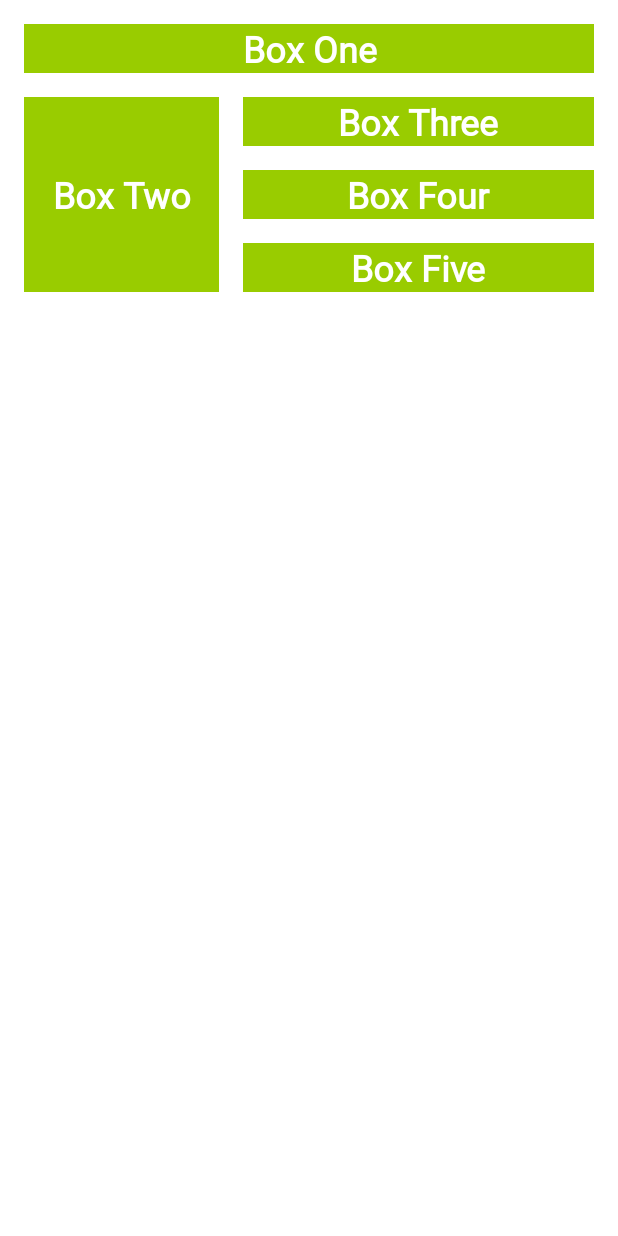
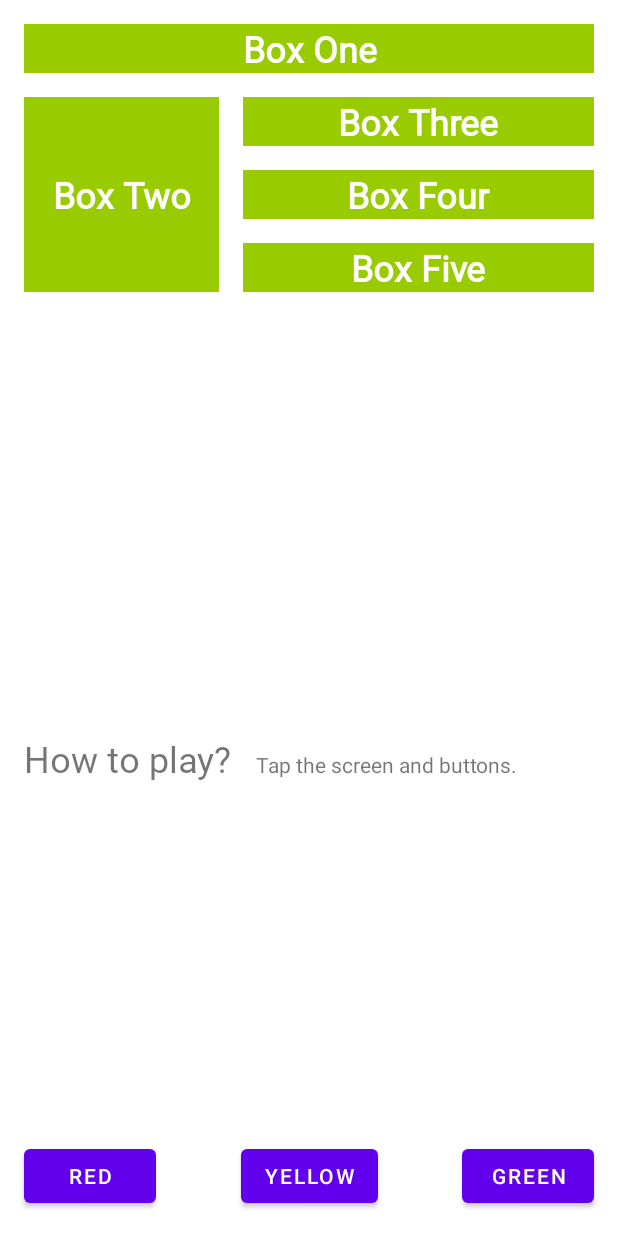
Before and after one commit to abubaker-cs/ColorMyViews-ND, an Android app: the layout activity_main.xml on its own in the app's theme, with its tools: preview values and no code run, on a phone screen of 412 x 824 dp. Run offline under Robolectric (Android 15) with nearby library versions, the phone set to English and light mode, and no system bars.

Commit message:
Project completed

```diff
--- a/app/src/main/java/org/abubaker/colormyviewsnd/MainActivity.kt
+++ b/app/src/main/java/org/abubaker/colormyviewsnd/MainActivity.kt
@@ -36,6 +36,9 @@ class MainActivity : AppCompatActivity() {
             binding.boxThreeText,
             binding.boxFourText,
             binding.boxFiveText,
+            binding.redButton,
+            binding.yellowButton,
+            binding.greenButton,
             binding.constraintLayout
         )
 
@@ -57,8 +60,13 @@ class MainActivity : AppCompatActivity() {
 
             // Android color resources = setBackgroundResource()
             binding.boxThreeText.id -> view.setBackgroundResource(android.R.color.holo_blue_light)
-            binding.boxFourText.id -> view.setBackgroundResource(android.R.color.holo_green_dark)
-            binding.boxFiveText.id -> view.setBackgroundResource(android.R.color.holo_blue_bright)
+            binding.boxFourText.id -> view.setBackgroundResource(android.R.color.holo_blue_dark)
+            binding.boxFiveText.id -> view.setBackgroundResource(android.R.color.holo_purple)
+
+            // Boxes using custom colors for background
+            binding.redButton.id -> binding.boxThreeText.setBackgroundResource(android.R.color.holo_red_dark)
+            binding.yellowButton.id -> binding.boxFourText.setBackgroundResource(android.R.color.holo_orange_dark)
+            binding.greenButton.id -> binding.boxFiveText.setBackgroundResource(android.R.color.holo_green_dark)
 
             // Default
             else -> view.setBackgroundColor(Color.LTGRAY)
--- a/app/src/main/res/layout/activity_main.xml
+++ b/app/src/main/res/layout/activity_main.xml
@@ -77,6 +77,65 @@
             app:layout_constraintStart_toEndOf="@+id/box_two_text"
             app:layout_constraintTop_toBottomOf="@+id/box_four_text" />
 
+        <TextView
+            android:id="@+id/label_text"
+            android:layout_width="0dp"
+            android:layout_height="wrap_content"
+            android:layout_marginStart="16dp"
+            android:fontFamily="@font/roboto"
+            android:text="@string/how_to_play"
+            android:textSize="24sp"
+            app:layout_constraintBaseline_toBaselineOf="@+id/info_text"
+            app:layout_constraintStart_toStartOf="parent" />
+
+        <TextView
+            android:id="@+id/info_text"
+            android:layout_width="0dp"
+            android:layout_height="wrap_content"
+            android:layout_marginStart="16dp"
+            android:layout_marginEnd="16dp"
+            android:text="@string/game_instructions"
+            app:layout_constraintBottom_toBottomOf="parent"
+            app:layout_constraintEnd_toEndOf="parent"
+            app:layout_constraintStart_toEndOf="@+id/label_text"
+            app:layout_constraintTop_toBottomOf="@+id/box_two_text"
+            app:layout_constraintVertical_bias=".5" />
+
+        <Button
+            android:id="@+id/red_button"
+            android:layout_width="wrap_content"
+            android:layout_height="wrap_content"
+            android:layout_marginStart="16dp"
+            android:text="@string/button_red"
+            app:layout_constraintBaseline_toBaselineOf="@+id/yellow_button"
+            app:layout_constraintEnd_toStartOf="@+id/yellow_button"
+            app:layout_constraintHorizontal_bias="0.5"
+            app:layout_constraintHorizontal_chainStyle="spread_inside"
+            app:layout_constraintStart_toStartOf="parent" />
+
+        <Button
+            android:id="@+id/yellow_button"
+            android:layout_width="wrap_content"
+            android:layout_height="wrap_content"
+            android:layout_marginBottom="16dp"
+            android:text="@string/button_yellow"
+            app:chainUseRtl="false"
+            app:layout_constraintBottom_toBottomOf="parent"
+            app:layout_constraintEnd_toStartOf="@+id/green_button"
+            app:layout_constraintHorizontal_bias="0.5"
+            app:layout_constraintStart_toEndOf="@+id/red_button" />
+
+        <Button
+            android:id="@+id/green_button"
+            android:layout_width="wrap_content"
+            android:layout_height="wrap_content"
+            android:layout_marginEnd="16dp"
+            android:text="@string/button_green"
+            app:layout_constraintBaseline_toBaselineOf="@+id/yellow_button"
+            app:layout_constraintEnd_toEndOf="parent"
+            app:layout_constraintHorizontal_bias="0.5"
+            app:layout_constraintStart_toEndOf="@+id/yellow_button" />
+
     </androidx.constraintlayout.widget.ConstraintLayout>
 
 </layout>
--- a/app/src/main/res/values/strings.xml
+++ b/app/src/main/res/values/strings.xml
@@ -8,4 +8,6 @@
     <string name="button_red">RED</string>
     <string name="button_yellow">YELLOW</string>
     <string name="button_green">GREEN</string>
+    <string name="how_to_play">How to play?</string>
+    <string name="game_instructions">Tap the screen and buttons.</string>
 </resources>
```
Lines whose indentation alone changed are shown as unchanged.
